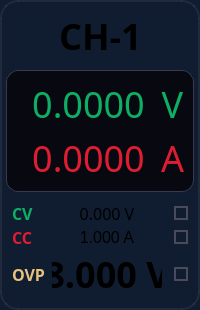
Before: the Qt Designer form widgets/digitalcard.ui in housir-debug/Leacesy_M3506, drawn with Qt 5.
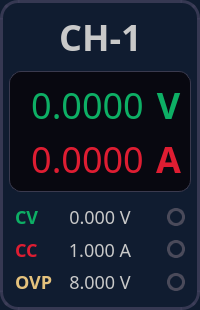
After: the same form once the commit is applied.

The edit to the form file:
```diff
--- a/widgets/digitalcard.ui
+++ b/widgets/digitalcard.ui
@@ -1,7 +1,7 @@
 <?xml version="1.0" encoding="UTF-8"?>
 <ui version="4.0">
- <class>digitalCard</class>
- <widget class="QWidget" name="digitalCard">
+ <class>digitalcard</class>
+ <widget class="QFrame" name="digitalcard">
   <property name="enabled">
    <bool>true</bool>
   </property>
@@ -49,26 +49,29 @@
    <double>0.960000000000000</double>
   </property>
   <property name="styleSheet">
-   <string notr="true">#digitalCard
+   <string notr="true">#digitalcard
 {
 background-color: #101C30;
 border-radius: 18px;
-border: 2px solid rgba(74, 74, 90, 0.3);
+border: 3px solid rgba(63, 63, 90, 0.81);
 }
-#digitalCard:hover
+#digitalcard:hover
 {
 background-color: #1A2A45;
 border-color: rgba(100, 100, 130, 0.6);
 }
-#digitalCard[outputed=true]
+#digitalcard[outputed=true]
 {
 background-color: #1A2A45;
-border-color: rgba(100, 100, 130, 0.6);
+border-color: rgba(100, 100, 130, 0.9);
 }</string>
   </property>
   <property name="locale">
    <locale language="Chinese" country="China"/>
   </property>
+  <property name="lineWidth">
+   <number>0</number>
+  </property>
   <property name="outputed" stdset="0">
    <bool>false</bool>
   </property>
@@ -79,9 +82,15 @@
    <property name="leftMargin">
     <number>6</number>
    </property>
+   <property name="topMargin">
+    <number>9</number>
+   </property>
    <property name="rightMargin">
     <number>6</number>
    </property>
+   <property name="bottomMargin">
+    <number>9</number>
+   </property>
    <item>
     <layout class="QHBoxLayout" name="headerhorizontalLayout">
      <property name="spacing">
@@ -102,10 +111,13 @@
      </item>
      <item>
       <widget class="QLabel" name="channellabel">
+       <property name="enabled">
+        <bool>false</bool>
+       </property>
        <property name="font">
         <font>
          <family>WenQuanYi Micro Hei</family>
-         <pointsize>27</pointsize>
+         <pointsize>-1</pointsize>
          <weight>75</weight>
          <bold>true</bold>
         </font>
@@ -117,7 +129,13 @@
         <enum>Qt::NoContextMenu</enum>
        </property>
        <property name="styleSheet">
-        <string notr="true"/>
+        <string notr="true">#channellabel
+{
+font-family: &quot;WenQuanYi Micro Hei&quot;;
+font-weight: bold;
+font-size: 36px;
+color: #C9C9C9;
+}</string>
        </property>
        <property name="lineWidth">
         <number>0</number>
@@ -150,10 +168,13 @@
    </item>
    <item>
     <widget class="QFrame" name="measureframe">
+     <property name="enabled">
+      <bool>true</bool>
+     </property>
      <property name="font">
       <font>
        <family>WenQuanYi Micro Hei</family>
-       <pointsize>18</pointsize>
+       <pointsize>27</pointsize>
       </font>
      </property>
      <property name="cursor">
@@ -168,10 +189,13 @@
 }</string>
      </property>
      <property name="frameShape">
-      <enum>QFrame::StyledPanel</enum>
+      <enum>QFrame::NoFrame</enum>
      </property>
      <property name="frameShadow">
-      <enum>QFrame::Raised</enum>
+      <enum>QFrame::Plain</enum>
+     </property>
+     <property name="lineWidth">
+      <number>0</number>
      </property>
      <layout class="QGridLayout" name="gridLayout" rowstretch="0,0" columnstretch="7,0">
       <property name="leftMargin">
@@ -194,7 +218,9 @@
         <property name="font">
          <font>
           <family>WenQuanYi Micro Hei</family>
-          <pointsize>27</pointsize>
+          <pointsize>-1</pointsize>
+          <weight>75</weight>
+          <bold>true</bold>
          </font>
         </property>
         <property name="cursor">
@@ -206,9 +232,15 @@
         <property name="styleSheet">
          <string notr="true">#voltageunitlabel
 {
+font-family: &quot;WenQuanYi Micro Hei&quot;;
+font-weight: bold;
+font-size: 36px;
 color: #0DAF65;
 }</string>
         </property>
+        <property name="lineWidth">
+         <number>0</number>
+        </property>
         <property name="text">
          <string>V</string>
         </property>
@@ -225,7 +257,9 @@
         <property name="font">
          <font>
           <family>WenQuanYi Micro Hei</family>
-          <pointsize>27</pointsize>
+          <pointsize>-1</pointsize>
+          <weight>75</weight>
+          <bold>true</bold>
          </font>
         </property>
         <property name="cursor">
@@ -237,9 +271,15 @@
         <property name="styleSheet">
          <string notr="true">#currentunitlabel
 {
+font-family: &quot;WenQuanYi Micro Hei&quot;;
+font-weight: bold;
+font-size: 36px;
 color: #DF1D32;
 }</string>
         </property>
+        <property name="lineWidth">
+         <number>0</number>
+        </property>
         <property name="text">
          <string>A</string>
         </property>
@@ -250,10 +290,16 @@
       </item>
       <item row="0" column="0">
        <widget class="QLabel" name="voltagelabel">
+        <property name="enabled">
+         <bool>true</bool>
+        </property>
         <property name="font">
          <font>
           <family>WenQuanYi Micro Hei</family>
-          <pointsize>27</pointsize>
+          <pointsize>-1</pointsize>
+          <weight>50</weight>
+          <bold>false</bold>
+          <stylestrategy>PreferDefault</stylestrategy>
          </font>
         </property>
         <property name="cursor">
@@ -265,9 +311,14 @@
         <property name="styleSheet">
          <string notr="true">#voltagelabel
 {
+font-family: &quot;WenQuanYi Micro Hei&quot;;
+font-size: 36px;
 color: #0DAF65;
 }</string>
         </property>
+        <property name="lineWidth">
+         <number>0</number>
+        </property>
         <property name="text">
          <string>0.0000</string>
         </property>
@@ -281,10 +332,15 @@
       </item>
       <item row="1" column="0">
        <widget class="QLabel" name="currentlabel">
+        <property name="enabled">
+         <bool>true</bool>
+        </property>
         <property name="font">
          <font>
           <family>WenQuanYi Micro Hei</family>
-          <pointsize>27</pointsize>
+          <pointsize>-1</pointsize>
+          <weight>50</weight>
+          <bold>false</bold>
          </font>
         </property>
         <property name="cursor">
@@ -296,9 +352,14 @@
         <property name="styleSheet">
          <string notr="true">#currentlabel
 {
+font-family: &quot;WenQuanYi Micro Hei&quot;;
+font-size: 36px;
 color: #DF1D32;
 }</string>
         </property>
+        <property name="lineWidth">
+         <number>0</number>
+        </property>
         <property name="text">
          <string>0.0000</string>
         </property>
@@ -324,18 +385,18 @@
      <property name="rightMargin">
       <number>6</number>
      </property>
-     <property name="horizontalSpacing">
-      <number>6</number>
-     </property>
-     <property name="verticalSpacing">
+     <property name="spacing">
       <number>0</number>
      </property>
      <item row="0" column="0">
       <widget class="QLabel" name="cvlabel">
+       <property name="enabled">
+        <bool>true</bool>
+       </property>
        <property name="font">
         <font>
          <family>WenQuanYi Micro Hei</family>
-         <pointsize>12</pointsize>
+         <pointsize>-1</pointsize>
          <weight>75</weight>
          <italic>false</italic>
          <bold>true</bold>
@@ -350,9 +411,15 @@
        <property name="styleSheet">
         <string notr="true">#cvlabel
 {
+font-family: &quot;WenQuanYi Micro Hei&quot;;
+font-weight: bold;
+font-size: 18px;
 color: #0DAF65;
 }</string>
        </property>
+       <property name="lineWidth">
+        <number>0</number>
+       </property>
        <property name="text">
         <string>CV</string>
        </property>
@@ -363,9 +430,13 @@
      </item>
      <item row="1" column="1">
       <widget class="QLabel" name="ccvaluelabel">
+       <property name="enabled">
+        <bool>true</bool>
+       </property>
        <property name="font">
         <font>
-         <pointsize>12</pointsize>
+         <family>WenQuanYi Micro Hei</family>
+         <pointsize>-1</pointsize>
         </font>
        </property>
        <property name="cursor">
@@ -374,6 +445,17 @@
        <property name="contextMenuPolicy">
         <enum>Qt::NoContextMenu</enum>
        </property>
+       <property name="styleSheet">
+        <string notr="true">#ccvaluelabel
+{
+font-family: &quot;WenQuanYi Micro Hei&quot;;
+font-size: 18px;
+color: #C9C9C9;
+}</string>
+       </property>
+       <property name="lineWidth">
+        <number>0</number>
+       </property>
        <property name="text">
         <string>1.000 A</string>
        </property>
@@ -409,8 +491,16 @@
         <enum>Qt::RightToLeft</enum>
        </property>
        <property name="styleSheet">
-        <string notr="true">#ovpcheckbox::indicator:disabled {
-    border: 2px solid #4A4A5A;
+        <string notr="true">#ovpcheckbox::indicator{
+	width:12px;
+	height:12px;
+ 	background-color: transparent;
+    border: 3px solid #4A4A5A;
+    border-radius: 9px;
+}
+
+#ovpcheckbox::indicator:checked {
+    background-color:  #E5C27D;;
 }</string>
        </property>
        <property name="text">
@@ -463,8 +553,16 @@
         <enum>Qt::RightToLeft</enum>
        </property>
        <property name="styleSheet">
-        <string notr="true">#cvcheckbox::indicator:disabled {
-    border: 2px solid #4A4A5A;
+        <string notr="true">#cvcheckbox::indicator{
+	width:12px;
+	height:12px;
+ 	background-color: transparent;
+    border: 3px solid #4A4A5A;
+    border-radius: 9px;
+}
+
+#cvcheckbox::indicator:checked {
+    background-color:  #0DAF65;;
 }</string>
        </property>
        <property name="text">
@@ -486,10 +584,13 @@
      </item>
      <item row="2" column="0">
       <widget class="QLabel" name="ovplabel">
+       <property name="enabled">
+        <bool>true</bool>
+       </property>
        <property name="font">
         <font>
          <family>WenQuanYi Micro Hei</family>
-         <pointsize>12</pointsize>
+         <pointsize>-1</pointsize>
          <weight>75</weight>
          <bold>true</bold>
         </font>
@@ -503,9 +604,15 @@
        <property name="styleSheet">
         <string notr="true">#ovplabel
 {
+font-family: &quot;WenQuanYi Micro Hei&quot;;
+font-weight: bold;
+font-size: 18px;
 color: #E5C27D;
 }</string>
        </property>
+       <property name="lineWidth">
+        <number>0</number>
+       </property>
        <property name="text">
         <string>OVP</string>
        </property>
@@ -516,12 +623,32 @@
      </item>
      <item row="2" column="1">
       <widget class="QLabel" name="ovpvaluelabel">
+       <property name="enabled">
+        <bool>true</bool>
+       </property>
+       <property name="font">
+        <font>
+         <family>WenQuanYi Micro Hei</family>
+         <pointsize>-1</pointsize>
+        </font>
+       </property>
        <property name="cursor">
         <cursorShape>BlankCursor</cursorShape>
        </property>
        <property name="contextMenuPolicy">
         <enum>Qt::NoContextMenu</enum>
        </property>
+       <property name="styleSheet">
+        <string notr="true">#ovpvaluelabel
+{
+font-family: &quot;WenQuanYi Micro Hei&quot;;
+font-size: 18px;
+color: #C9C9C9;
+}</string>
+       </property>
+       <property name="lineWidth">
+        <number>0</number>
+       </property>
        <property name="text">
         <string>8.000 V</string>
        </property>
@@ -554,8 +681,16 @@
         <enum>Qt::RightToLeft</enum>
        </property>
        <property name="styleSheet">
-        <string notr="true">#cccheckbox::indicator:disabled {
-    border: 2px solid #4A4A5A;
+        <string notr="true">#cccheckbox::indicator{
+	width:12px;
+	height:12px;
+ 	background-color: transparent;
+    border: 3px solid #4A4A5A;
+    border-radius: 9px;
+}
+
+#cccheckbox::indicator:checked {
+    background-color:  #DF1D32;;
 }</string>
        </property>
        <property name="text">
@@ -574,10 +709,13 @@
      </item>
      <item row="0" column="1">
       <widget class="QLabel" name="cvvaluelabel">
+       <property name="enabled">
+        <bool>true</bool>
+       </property>
        <property name="font">
         <font>
          <family>WenQuanYi Micro Hei</family>
-         <pointsize>12</pointsize>
+         <pointsize>-1</pointsize>
          <underline>false</underline>
         </font>
        </property>
@@ -587,6 +725,17 @@
        <property name="contextMenuPolicy">
         <enum>Qt::NoContextMenu</enum>
        </property>
+       <property name="styleSheet">
+        <string notr="true">#cvvaluelabel
+{
+font-family: &quot;WenQuanYi Micro Hei&quot;;
+font-size: 18px;
+color: #C9C9C9;
+}</string>
+       </property>
+       <property name="lineWidth">
+        <number>0</number>
+       </property>
        <property name="text">
         <string>0.000 V</string>
        </property>
@@ -600,10 +749,13 @@
      </item>
      <item row="1" column="0">
       <widget class="QLabel" name="cclabel">
+       <property name="enabled">
+        <bool>true</bool>
+       </property>
        <property name="font">
         <font>
          <family>WenQuanYi Micro Hei</family>
-         <pointsize>12</pointsize>
+         <pointsize>-1</pointsize>
          <weight>75</weight>
          <bold>true</bold>
         </font>
@@ -617,9 +769,15 @@
        <property name="styleSheet">
         <string notr="true">#cclabel
 {
+font-family: &quot;WenQuanYi Micro Hei&quot;;
+font-weight: bold;
+font-size: 18px;
 color: #DF1D32;
 }</string>
        </property>
+       <property name="lineWidth">
+        <number>0</number>
+       </property>
        <property name="text">
         <string>CC  </string>
        </property>
```
Left out of the diff: 29 changed lines with no effect on the pictures.
